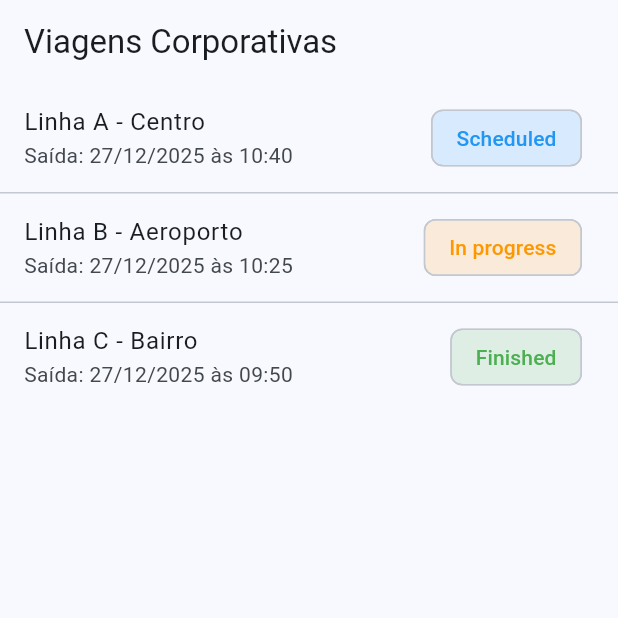
After one commit to wahlfernando/trips_simulator, a Flutter app: the screen it shows after launch, on a phone screen of 412 x 824 dp, the top half of it. The commit adds this screen. Run offline on Flutter 3.47's test engine with Material 3 defaults, Android fonts, the phone set to English and light mode, and no system bars; our stand-ins replace dartz, equatable, flutter_bloc, go_router.

Commit message:
✨ Refactor trip management with BLoC pattern, add helper methods, and improve UI components

```diff
--- /dev/null
+++ b/lib/core/enums/trip_status.dart
@@ -0,0 +1 @@
+enum TripStatus { scheduled, inProgress, finished }
--- /dev/null
+++ b/lib/core/shared/helpers/helpers.dart
@@ -0,0 +1,40 @@
+import 'package:trips_simulator/core/enums/trip_status.dart';
+
+class Helpers {
+  static TripStatus statusFromString(String value) {
+    switch (value) {
+      case 'scheduled':
+        return TripStatus.scheduled;
+      case 'in_progress':
+        return TripStatus.inProgress;
+      case 'finished':
+        return TripStatus.finished;
+      default:
+        return TripStatus.scheduled;
+    }
+  }
+
+  static String statusToString(TripStatus status) {
+    switch (status) {
+      case TripStatus.scheduled:
+        return 'scheduled';
+      case TripStatus.inProgress:
+        return 'in_progress';
+      case TripStatus.finished:
+        return 'finished';
+    }
+  }
+
+  static String simulateStatusChange(String currentStatus) {
+    switch (currentStatus) {
+      case 'scheduled':
+        return 'in_progress';
+      case 'in_progress':
+        return 'finished';
+      case 'finished':
+        return 'finished';
+      default:
+        return currentStatus;
+    }
+  }
+}
--- a/lib/core/routes/app_routes.dart
+++ b/lib/core/shared/routes/app_routes.dart
@@ -1,7 +1,7 @@
 import 'package:flutter/material.dart';
 import 'package:go_router/go_router.dart';
-import '../../features/trips/presentation/pages/trip_list_page.dart';
-import '../../features/trips/presentation/pages/trip_detail_page.dart';
+import '../../../features/trips/presentation/pages/trip_list_page.dart';
+import '../../../features/trips/presentation/pages/trip_detail_page.dart';
 
 class AppRoutes {
   static const String home = '/';
--- /dev/null
+++ b/lib/core/shared/theme/fonts_app_style.dart
@@ -0,0 +1,3 @@
+sealed class FontAppStyle {
+  static const montserrat = "Montserrat";
+}
--- a/lib/features/trips/domain/entities/trip.dart
+++ b/lib/features/trips/domain/entities/trip.dart
@@ -1,4 +1,4 @@
-enum TripStatus { scheduled, inProgress, finished }
+import '../../../../core/enums/trip_status.dart';
 
 class Trip {
   final String id;
@@ -26,4 +26,17 @@ class Trip {
       status: status ?? this.status,
     );
   }
+
+  String get formattedDepartureDate {
+    final day = departureTime.day.toString().padLeft(2, '0');
+    final month = departureTime.month.toString().padLeft(2, '0');
+    final year = departureTime.year.toString();
+    return '$day/$month/$year';
+  }
+
+  String get formattedDepartureTime {
+    final hour = departureTime.hour.toString().padLeft(2, '0');
+    final minute = departureTime.minute.toString().padLeft(2, '0');
+    return '$hour:$minute';
+  }
 }
--- a/lib/features/trips/presentation/pages/trip_detail_page.dart
+++ b/lib/features/trips/presentation/pages/trip_detail_page.dart
@@ -38,14 +38,14 @@ class TripDetailPage extends StatelessWidget {
               child: Column(
                 crossAxisAlignment: CrossAxisAlignment.start,
                 children: [
-                  Text('ID: ${trip.id}'),
-                  const SizedBox(height: 8),
                   Text(
                     'Linha: ${trip.lineName}',
                     style: Theme.of(context).textTheme.titleMedium,
                   ),
                   const SizedBox(height: 8),
-                  Text('Horário de saída: ${trip.departureTime}'),
+                  Text(
+                    'Horário de saída: ${trip.formattedDepartureDate} às ${trip.formattedDepartureTime}',
+                  ),
                   const SizedBox(height: 16),
                   Row(
                     children: [
--- a/lib/features/trips/presentation/widgets/status_chip.dart
+++ b/lib/features/trips/presentation/widgets/status_chip.dart
@@ -1,5 +1,5 @@
 import 'package:flutter/material.dart';
-import 'package:trips_simulator/features/trips/domain/entities/trip.dart';
+import '../../../../core/enums/trip_status.dart';
 
 class StatusChip extends StatelessWidget {
   final TripStatus status;
@@ -13,15 +13,15 @@ class StatusChip extends StatelessWidget {
 
     switch (status) {
       case TripStatus.scheduled:
-        color = Colors.blue;
+        color = const Color(0xFF2196F3);
         label = 'Scheduled';
         break;
       case TripStatus.inProgress:
-        color = Colors.orange;
+        color = const Color(0xFFFF9800);
         label = 'In progress';
         break;
       case TripStatus.finished:
-        color = Colors.green;
+        color = const Color(0xFF4CAF50);
         label = 'Finished';
         break;
     }
--- /dev/null
+++ b/lib/features/trips/presentation/widgets/success_page.dart
@@ -0,0 +1,39 @@
+import 'package:flutter/material.dart';
+import 'package:go_router/go_router.dart';
+import 'package:trips_simulator/core/shared/routes/app_routes.dart';
+import 'package:trips_simulator/features/trips/presentation/widgets/status_chip.dart';
+
+import '../bloc/trip_list/trip_list_state.dart';
+
+class SuccessPage extends StatefulWidget {
+  final TripListState state;
+
+  const SuccessPage({super.key, required this.state});
+
+  @override
+  State<SuccessPage> createState() => _SuccessPageState();
+}
+
+class _SuccessPageState extends State<SuccessPage> {
+  @override
+  Widget build(BuildContext context) {
+    return ListView.separated(
+      itemCount: widget.state.trips.length,
+      separatorBuilder: (_, _) => const Divider(height: 1),
+      itemBuilder: (context, index) {
+        final trip = widget.state.trips[index];
+        return ListTile(
+          title: Text(trip.lineName),
+          subtitle: Text(
+            'Saída: ${trip.formattedDepartureDate} às ${trip.formattedDepartureTime}',
+            maxLines: 1,
+          ),
+          trailing: StatusChip(status: trip.status),
+          onTap: () {
+            context.push('${AppRoutes.tripDetail}/${trip.id}');
+          },
+        );
+      },
+    );
+  }
+}
--- a/lib/main.dart
+++ b/lib/main.dart
@@ -1,5 +1,5 @@
 import 'package:flutter/material.dart';
-import 'package:trips_simulator/core/routes/app_routes.dart';
+import 'package:trips_simulator/core/shared/routes/app_routes.dart';
 import 'trip_remote_data_source.dart' as di;
 
 Future<void> main() async {
@@ -14,6 +14,7 @@ class MyApp extends StatelessWidget {
   @override
   Widget build(BuildContext context) {
     return MaterialApp.router(
+      debugShowCheckedModeBanner: false,
       title: 'Trips Simulator',
       theme: ThemeData(
         colorScheme: ColorScheme.fromSeed(seedColor: Colors.blue),
```
Also changed, not shown: lib/core/shared/theme/app_text_style.dart (added, +33 -0 lines), lib/core/shared/theme/color_style.dart (added, +27 -0 lines), lib/features/trips/data/datasources/trip_remote_datasource.dart (+15 -19 lines), lib/features/trips/data/mappers/trip_mapper.dart (added, +70 -0 lines), lib/features/trips/data/models/trip_model.dart (+13 -23 lines), lib/features/trips/data/repositories/trip_repository_impl.dart (+8 -4 lines), lib/features/trips/domain/dto/trip.dto.dart (added, +13 -0 lines), lib/features/trips/presentation/pages/trip_list_page.dart (+4 -36 lines), lib/features/trips/presentation/widgets/failure_page.dart (added, +35 -0 lines).
